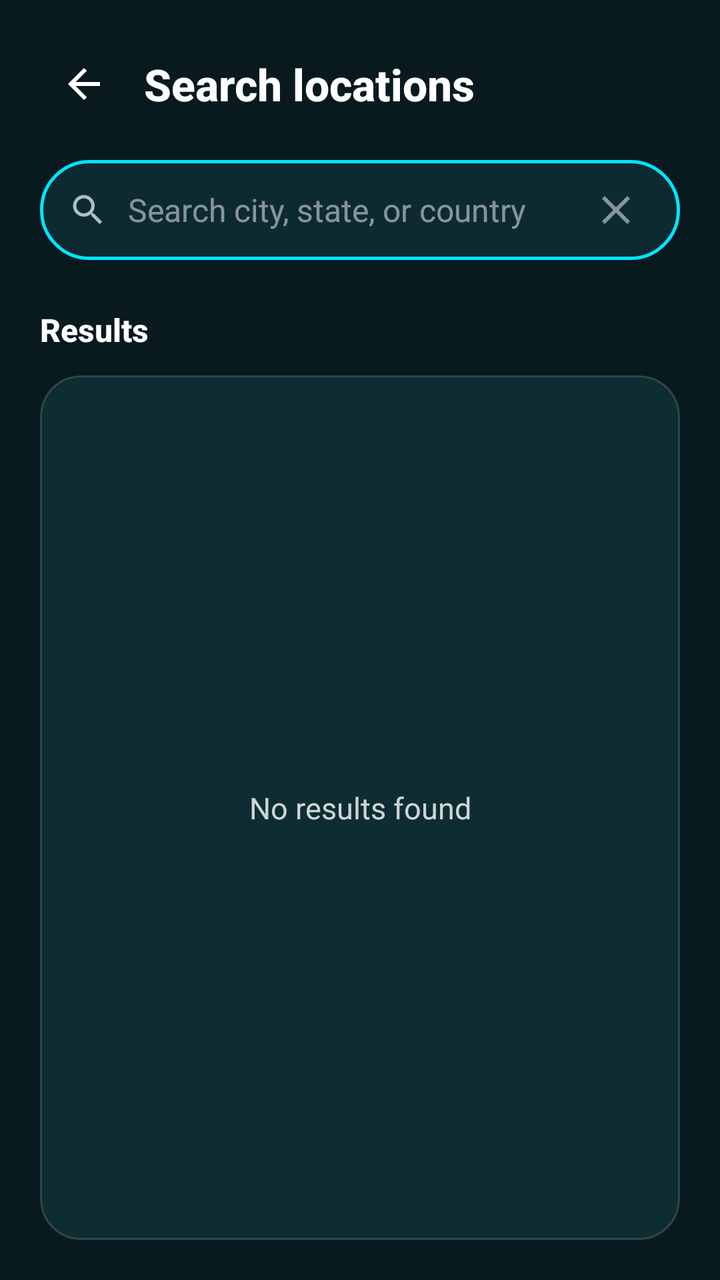
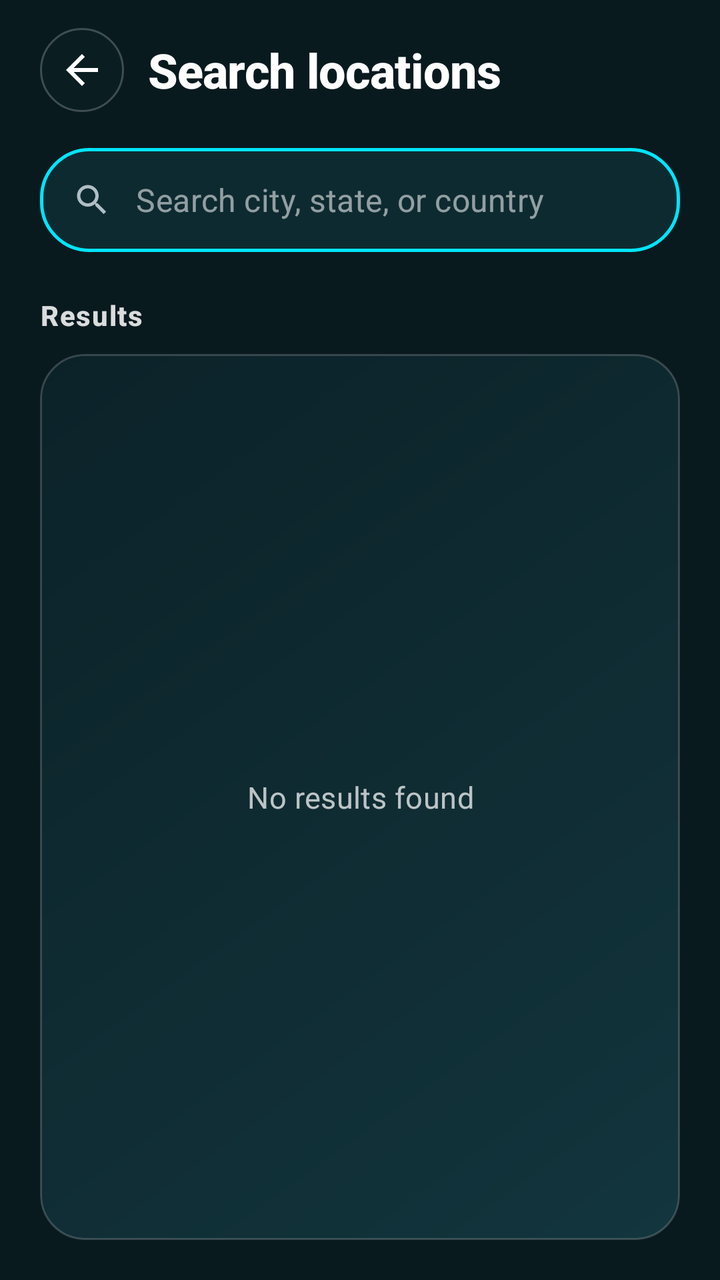

Compare the two renders of this Android layout. The source of the first and the diff that turns it into the second are given below.
<!-- AndroidManifest.xml: application theme Theme.K3Weather -->
<!-- res/layout/layout_search.xml -->
<?xml version="1.0" encoding="utf-8"?>
<LinearLayout xmlns:android="http://schemas.android.com/apk/res/android"
    xmlns:app="http://schemas.android.com/apk/res-auto"
    android:layout_width="match_parent"
    android:layout_height="match_parent"
    android:background="@android:color/transparent"
    android:orientation="vertical"
    android:padding="20dp">

    
    <LinearLayout
        android:layout_width="match_parent"
        android:layout_height="wrap_content"
        android:gravity="center_vertical"
        android:orientation="horizontal"
        android:paddingBottom="16dp">

        <ImageButton
            android:id="@+id/backButton"
            android:layout_width="44dp"
            android:layout_height="44dp"
            android:background="?attr/selectableItemBackgroundBorderless"
            android:contentDescription="Back"
            android:src="@drawable/ic_back"
            app:tint="@android:color/white" />

        <TextView
            android:layout_width="wrap_content"
            android:layout_height="wrap_content"
            android:layout_marginStart="8dp"
            android:text="@string/search_locations"
            android:textColor="@android:color/white"
            android:textSize="22sp"
            android:textStyle="bold"
            android:fontFamily="sans-serif-medium" />
    </LinearLayout>

    
    <LinearLayout
        android:layout_width="match_parent"
        android:layout_height="50dp"
        android:background="@drawable/bg_search_input"
        android:gravity="center_vertical"
        android:orientation="horizontal"
        android:paddingHorizontal="14dp">

        <ImageView
            android:layout_width="20dp"
            android:layout_height="20dp"
            android:layout_marginEnd="10dp"
            android:contentDescription="@null"
            android:src="@drawable/ic_search"
            app:tint="#B0BEC5" />

        <EditText
            android:id="@+id/searchInput"
            android:layout_width="0dp"
            android:layout_height="match_parent"
            android:layout_weight="1"
            android:background="@null"
            android:hint="@string/search_hint"
            android:imeOptions="actionSearch"
            android:inputType="textCapWords"
            android:singleLine="true"
            android:textColor="@android:color/white"
            android:textColorHint="#80FFFFFF"
            android:textSize="16sp"
            android:fontFamily="sans-serif" />

        <ImageButton
            android:id="@+id/clearButton"
            android:layout_width="36dp"
            android:layout_height="36dp"
            android:background="?attr/selectableItemBackgroundBorderless"
            android:contentDescription="Clear search"
            android:src="@drawable/ic_close"
            app:tint="#80FFFFFF" />
    </LinearLayout>

    
    <ProgressBar
        android:id="@+id/searchProgress"
        android:layout_width="32dp"
        android:layout_height="32dp"
        android:layout_gravity="center_horizontal"
        android:layout_marginTop="16dp"
        android:visibility="gone" />

    
    <TextView
        android:id="@+id/tvResultsHeader"
        android:layout_width="wrap_content"
        android:layout_height="wrap_content"
        android:layout_marginTop="24dp"
        android:layout_marginBottom="12dp"
        android:text="@string/search_results_header"
        android:textColor="@android:color/white"
        android:textSize="16sp"
        android:textStyle="bold"
        android:fontFamily="sans-serif-medium" />

    
    <FrameLayout
        android:layout_width="match_parent"
        android:layout_height="0dp"
        android:layout_weight="1"
        android:background="@drawable/bg_card_translucent"
        android:clipToOutline="true">

        <TextView
            android:id="@+id/emptyState"
            android:layout_width="match_parent"
            android:layout_height="wrap_content"
            android:layout_gravity="center"
            android:gravity="center"
            android:padding="24dp"
            android:text="@string/no_results"
            android:textColor="#CCFFFFFF"
            android:textSize="15sp"
            android:visibility="visible" />

        <androidx.recyclerview.widget.RecyclerView
            android:id="@+id/searchResults"
            android:layout_width="match_parent"
            android:layout_height="match_parent"
            android:clipToPadding="false"
            app:layoutManager="androidx.recyclerview.widget.LinearLayoutManager" />
    </FrameLayout>

</LinearLayout>
<!-- resources referenced by this layout -->
<resources>
  <!-- drawable bg_card_translucent (drawable) -->
  <shape xmlns:android="http://schemas.android.com/apk/res/android"
      android:shape="rectangle">
      <solid android:color="#C010343A" />
      <corners android:radius="20dp" />
      <stroke
          android:width="1dp"
          android:color="#26FFFFFF" />
  </shape>
  <!-- drawable bg_search_input (drawable) -->
  <shape xmlns:android="http://schemas.android.com/apk/res/android"
      android:shape="rectangle">
      <solid android:color="#D00F2E35" />
      <corners android:radius="24dp" />
      <stroke
          android:width="1.5dp"
          android:color="#00E5FF" />
  </shape>
  <!-- drawable ic_back (drawable) -->
  <vector xmlns:android="http://schemas.android.com/apk/res/android"
      android:width="24dp"
      android:height="24dp"
      android:viewportWidth="24"
      android:viewportHeight="24">
      <path
          android:fillColor="#FFFFFF"
          android:pathData="M20,11H7.83l5.59,-5.59L12,4l-8,8 8,8 1.41,-1.41L7.83,13H20v-2z"/>
  </vector>
  <!-- drawable ic_close (drawable) -->
  <vector xmlns:android="http://schemas.android.com/apk/res/android"
      android:width="24dp"
      android:height="24dp"
      android:viewportWidth="24"
      android:viewportHeight="24">
      <path
          android:fillColor="#FFFFFF"
          android:pathData="M19,6.41L17.59,5 12,10.59 6.41,5 5,6.41 10.59,12 5,17.59 6.41,19 12,13.41 17.59,19 19,17.59 13.41,12z"/>
  </vector>
  <!-- drawable ic_search (drawable) -->
  <vector xmlns:android="http://schemas.android.com/apk/res/android"
      android:width="24dp"
      android:height="24dp"
      android:viewportWidth="24"
      android:viewportHeight="24">
      <path
          android:fillColor="#FFFFFF"
          android:pathData="M15.5,14h-0.79l-0.28,-0.27C15.41,12.59 16,11.11 16,9.5 16,5.91 13.09,3 9.5,3S3,5.91 3,9.5 5.91,16 9.5,16c1.61,0 3.09,-0.59 4.23,-1.57l0.27,0.28v0.79l5,4.99L20.49,19l-4.99,-5zM9.5,14C7.01,14 5,11.99 5,9.5S7.01,5 9.5,5 14,7.01 14,9.5 11.99,14 9.5,14z"/>
  </vector>
  <string name="no_results">No results found</string>
  <string name="search_hint">Search city, state, or country</string>
  <string name="search_locations">Search locations</string>
  <string name="search_results_header">Results</string>
  <style name="Theme.K3Weather" parent="Theme.MaterialComponents.DayNight.NoActionBar">
          <item name="colorPrimary">@color/primary_teal</item>
          <item name="colorPrimaryVariant">@color/primary_dark_teal</item>
          <item name="colorSecondary">@color/accent_cyan</item>
          <item name="android:statusBarColor">@android:color/transparent</item>
          <item name="android:navigationBarColor">@android:color/transparent</item>
          <item name="android:windowBackground">@color/primary_dark_teal</item>
          <item name="android:windowLightStatusBar">false</item>
          <item name="android:windowDrawsSystemBarBackgrounds">true</item>
      </style>
  <color name="primary_teal">#0F2C33</color>
  <color name="primary_dark_teal">#091A1F</color>
  <color name="accent_cyan">#00E5FF</color>
</resources>

<!-- the commit's change to res/layout/layout_search.xml (unified diff, before → after) -->
@@ -5,7 +5,9 @@
     android:layout_height="match_parent"
     android:background="@android:color/transparent"
     android:orientation="vertical"
-    android:padding="20dp">
+    android:paddingHorizontal="20dp"
+    android:paddingTop="14dp"
+    android:paddingBottom="20dp">
 
     
     <LinearLayout
@@ -13,13 +15,14 @@
         android:layout_height="wrap_content"
         android:gravity="center_vertical"
         android:orientation="horizontal"
-        android:paddingBottom="16dp">
+        android:paddingBottom="18dp">
 
         <ImageButton
             android:id="@+id/backButton"
-            android:layout_width="44dp"
-            android:layout_height="44dp"
-            android:background="?attr/selectableItemBackgroundBorderless"
+            android:layout_width="42dp"
+            android:layout_height="42dp"
+            android:background="@drawable/bg_circle_translucent"
+            android:padding="10dp"
             android:contentDescription="Back"
             android:src="@drawable/ic_back"
             app:tint="@android:color/white" />
@@ -27,27 +30,28 @@
         <TextView
             android:layout_width="wrap_content"
             android:layout_height="wrap_content"
-            android:layout_marginStart="8dp"
+            android:layout_marginStart="12dp"
             android:text="@string/search_locations"
             android:textColor="@android:color/white"
-            android:textSize="22sp"
+            android:textSize="24sp"
             android:textStyle="bold"
+            android:letterSpacing="-0.01"
             android:fontFamily="sans-serif-medium" />
     </LinearLayout>
 
     
     <LinearLayout
         android:layout_width="match_parent"
-        android:layout_height="50dp"
+        android:layout_height="52dp"
         android:background="@drawable/bg_search_input"
         android:gravity="center_vertical"
         android:orientation="horizontal"
-        android:paddingHorizontal="14dp">
+        android:paddingHorizontal="16dp">
 
         <ImageView
             android:layout_width="20dp"
             android:layout_height="20dp"
-            android:layout_marginEnd="10dp"
+            android:layout_marginEnd="12dp"
             android:contentDescription="@null"
             android:src="@drawable/ic_search"
             app:tint="#B0BEC5" />
@@ -63,8 +67,9 @@
             android:inputType="textCapWords"
             android:singleLine="true"
             android:textColor="@android:color/white"
-            android:textColorHint="#80FFFFFF"
+            android:textColorHint="#8CFFFFFF"
             android:textSize="16sp"
+            android:letterSpacing="0.01"
             android:fontFamily="sans-serif" />
 
         <ImageButton
@@ -74,7 +79,8 @@
             android:background="?attr/selectableItemBackgroundBorderless"
             android:contentDescription="Clear search"
             android:src="@drawable/ic_close"
-            app:tint="#80FFFFFF" />
+            android:visibility="gone"
+            app:tint="#B3FFFFFF" />
     </LinearLayout>
 
     
@@ -91,12 +97,13 @@
         android:id="@+id/tvResultsHeader"
         android:layout_width="wrap_content"
         android:layout_height="wrap_content"
-        android:layout_marginTop="24dp"
-        android:layout_marginBottom="12dp"
+        android:layout_marginTop="22dp"
+        android:layout_marginBottom="10dp"
         android:text="@string/search_results_header"
-        android:textColor="@android:color/white"
-        android:textSize="16sp"
+        android:textColor="#D9FFFFFF"
+        android:textSize="14sp"
         android:textStyle="bold"
+        android:letterSpacing="0.04"
         android:fontFamily="sans-serif-medium" />
 
     
@@ -113,10 +120,12 @@
             android:layout_height="wrap_content"
             android:layout_gravity="center"
             android:gravity="center"
-            android:padding="24dp"
+            android:lineSpacingExtra="4dp"
+            android:padding="28dp"
             android:text="@string/no_results"
-            android:textColor="#CCFFFFFF"
+            android:textColor="#B8FFFFFF"
             android:textSize="15sp"
+            android:letterSpacing="0.01"
             android:visibility="visible" />
 
         <androidx.recyclerview.widget.RecyclerView
@@ -124,6 +133,8 @@
             android:layout_width="match_parent"
             android:layout_height="match_parent"
             android:clipToPadding="false"
+            android:overScrollMode="never"
+            android:paddingVertical="4dp"
             app:layoutManager="androidx.recyclerview.widget.LinearLayoutManager" />
     </FrameLayout>
 
<!-- resource entries referenced after the edit -->
@@ -1,13 +1,28 @@
 <!-- resources referenced by this layout -->
 <resources>
   <!-- drawable bg_card_translucent (drawable) -->
+  <?xml version="1.0" encoding="utf-8"?>
   <shape xmlns:android="http://schemas.android.com/apk/res/android"
       android:shape="rectangle">
-      <solid android:color="#C010343A" />
-      <corners android:radius="20dp" />
+      <gradient
+          android:angle="135"
+          android:startColor="#CC153B44"
+          android:centerColor="#C2103038"
+          android:endColor="#B80B242B"
+          android:type="linear" />
+      <corners android:radius="22dp" />
       <stroke
           android:width="1dp"
-          android:color="#26FFFFFF" />
+          android:color="#2EFFFFFF" />
+  </shape>
+  <!-- drawable bg_circle_translucent (drawable) -->
+  <?xml version="1.0" encoding="utf-8"?>
+  <shape xmlns:android="http://schemas.android.com/apk/res/android"
+      android:shape="oval">
+      <solid android:color="#400E282E" />
+      <stroke
+          android:width="1dp"
+          android:color="#38FFFFFF" />
   </shape>
   <!-- drawable bg_search_input (drawable) -->
   <shape xmlns:android="http://schemas.android.com/apk/res/android"
